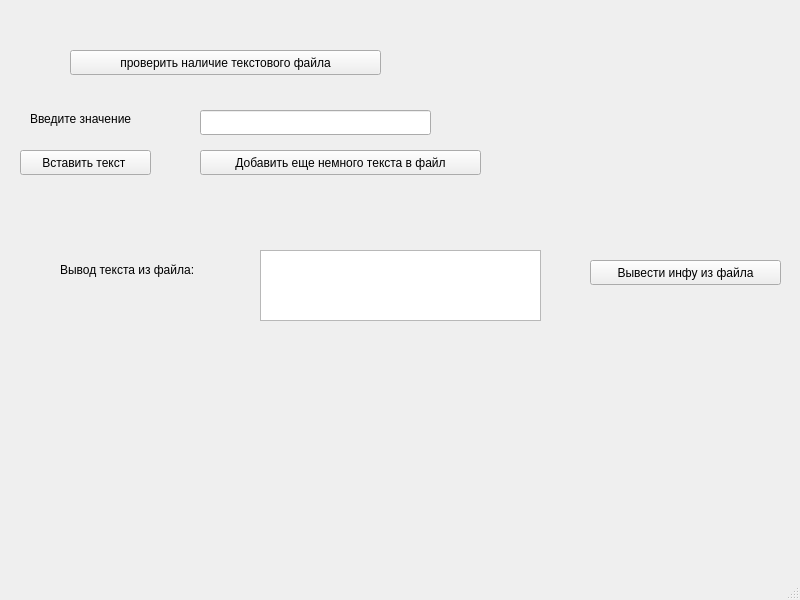
mishanyya/Qt_input_and_output_text_to_file, file mainwindow.ui: the form before one commit.
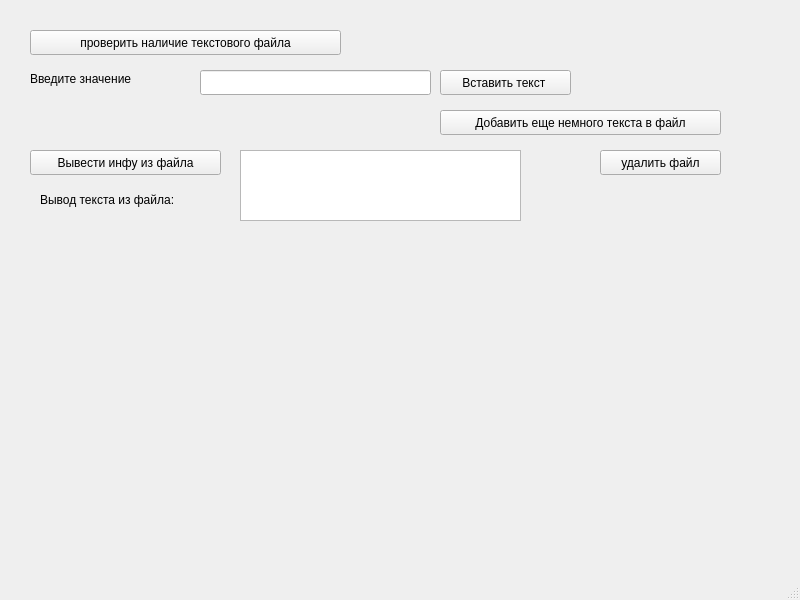
The form after the commit.

Commit message: вставить, получить данные из файла, удалить файл 22 февраля 2021 15.48

```diff
--- a/mainwindow.ui
+++ b/mainwindow.ui
@@ -18,7 +18,7 @@
     <property name="geometry">
      <rect>
       <x>200</x>
-      <y>110</y>
+      <y>70</y>
       <width>231</width>
       <height>25</height>
      </rect>
@@ -27,8 +27,8 @@
    <widget class="QPushButton" name="pushButton">
     <property name="geometry">
      <rect>
-      <x>70</x>
-      <y>50</y>
+      <x>30</x>
+      <y>30</y>
       <width>311</width>
       <height>25</height>
      </rect>
@@ -40,8 +40,8 @@
    <widget class="QLabel" name="label">
     <property name="geometry">
      <rect>
-      <x>480</x>
-      <y>50</y>
+      <x>380</x>
+      <y>30</y>
       <width>131</width>
       <height>17</height>
      </rect>
@@ -54,7 +54,7 @@
     <property name="geometry">
      <rect>
       <x>30</x>
-      <y>110</y>
+      <y>70</y>
       <width>161</width>
       <height>17</height>
      </rect>
@@ -66,8 +66,8 @@
    <widget class="QPushButton" name="pushButton_2">
     <property name="geometry">
      <rect>
-      <x>20</x>
-      <y>150</y>
+      <x>440</x>
+      <y>70</y>
       <width>131</width>
       <height>25</height>
      </rect>
@@ -79,8 +79,8 @@
    <widget class="QLabel" name="label_3">
     <property name="geometry">
      <rect>
-      <x>60</x>
-      <y>260</y>
+      <x>40</x>
+      <y>190</y>
       <width>181</width>
       <height>20</height>
      </rect>
@@ -92,8 +92,8 @@
    <widget class="QTextEdit" name="textEdit">
     <property name="geometry">
      <rect>
-      <x>260</x>
-      <y>250</y>
+      <x>240</x>
+      <y>150</y>
       <width>281</width>
       <height>71</height>
      </rect>
@@ -102,8 +102,8 @@
    <widget class="QPushButton" name="pushButton_3">
     <property name="geometry">
      <rect>
-      <x>590</x>
-      <y>260</y>
+      <x>30</x>
+      <y>150</y>
       <width>191</width>
       <height>25</height>
      </rect>
@@ -115,8 +115,8 @@
    <widget class="QPushButton" name="pushButton_4">
     <property name="geometry">
      <rect>
-      <x>200</x>
-      <y>150</y>
+      <x>440</x>
+      <y>110</y>
       <width>281</width>
       <height>25</height>
      </rect>
@@ -125,6 +125,19 @@
      <string>Добавить еще немного текста в файл</string>
     </property>
    </widget>
+   <widget class="QPushButton" name="pushButton_5">
+    <property name="geometry">
+     <rect>
+      <x>600</x>
+      <y>150</y>
+      <width>121</width>
+      <height>25</height>
+     </rect>
+    </property>
+    <property name="text">
+     <string>удалить файл</string>
+    </property>
+   </widget>
   </widget>
   <widget class="QMenuBar" name="menubar">
    <property name="geometry">
```
The commit also changes 5 other files.
